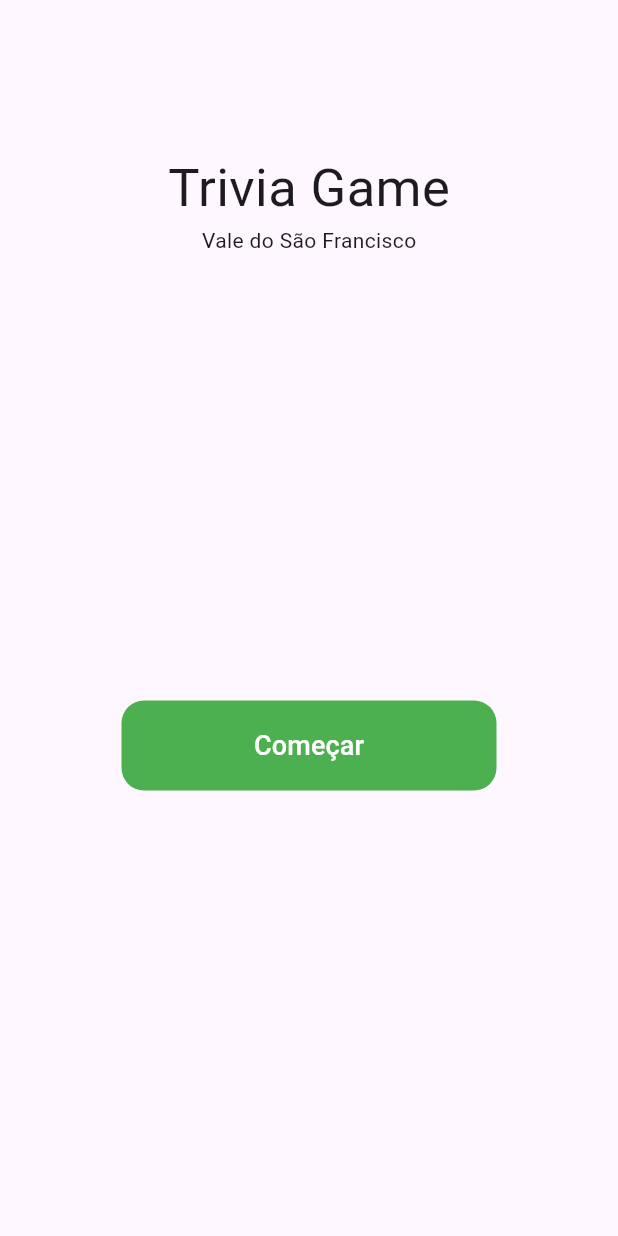
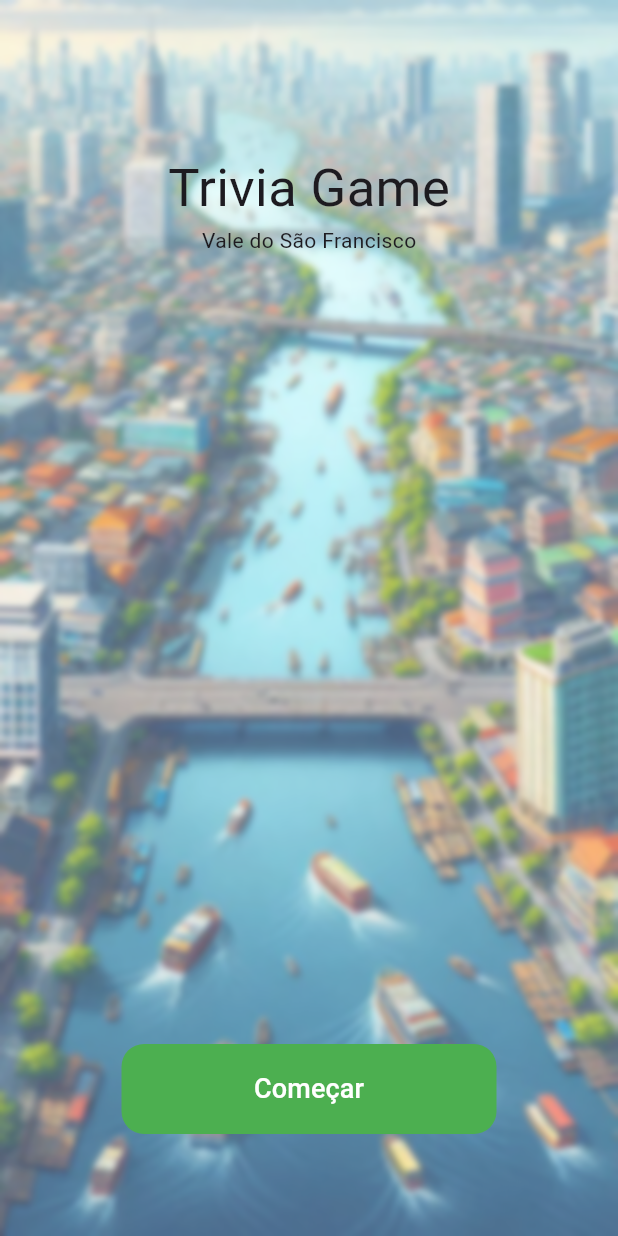
Before and after one commit to Nearthbender/Trivia-telas, a Flutter app: the screen it shows after launch, on a phone screen of 412 x 824 dp. Run offline on Flutter 3.47's test engine with Material 3 defaults, Android fonts, the phone set to English and light mode, and no system bars.

Commit message:
Feat: HomeScreen and first question static

```diff
--- /dev/null
+++ b/lib/widgets/backgroundHome.dart
@@ -0,0 +1,26 @@
+import 'dart:ui';
+import 'package:flutter/material.dart';
+
+class BackgroundHome extends StatelessWidget {
+  @override
+  Widget build(BuildContext context) {
+    return
+        SizedBox.expand(
+          child: Container(
+          decoration: const BoxDecoration(
+            image: DecorationImage(
+              image: AssetImage("assets/img/background_vale_sao_francisco.png"),
+              fit: BoxFit.cover,
+              )
+            ),
+            child: BackdropFilter(
+              filter: ImageFilter.blur(sigmaX: 2, sigmaY: 2),
+              child:
+                Container(
+                  color: Colors.white.withOpacity(0.1)
+                )
+              )
+            )
+        );
+  }
+}
--- a/lib/widgets/home/home.dart
+++ b/lib/widgets/home/home.dart
@@ -1,5 +1,6 @@
 import 'package:flutter/material.dart';
-import 'package:trivia_game/widgets/home/widgets/button.dart';
+import 'package:trivia_game/widgets/backgroundHome.dart';
+import 'package:trivia_game/widgets/home/widgets/interfaceHome.dart';
 
 class HomePage extends StatelessWidget {
   @override
@@ -7,21 +8,16 @@ class HomePage extends StatelessWidget {
     return Scaffold(
       body: Center(
         child:
-          Column(
+          Stack(
             children: [
-              SizedBox(height: 100),
-              Text(
-                "Trivia Game",
-                style: TextStyle(fontSize: 35),
-              ),
-              Text("Vale do São Francisco"),
-              Expanded(
+              BackgroundHome(),
+              SizedBox.expand(
                 child:
-                  MainButton(text: "Começar", color: Colors.green),
-              ),
+                  InterfaceHome(),
+              )
             ],
+          )
         )
-      )
-    );
-  }
+     );
+    }
 }
--- /dev/null
+++ b/lib/widgets/home/widgets/interfaceHome.dart
@@ -0,0 +1,23 @@
+import 'package:flutter/material.dart';
+import 'package:trivia_game/widgets/home/widgets/button.dart';
+
+class InterfaceHome extends StatelessWidget {
+  @override
+  Widget build(BuildContext context) {
+    return
+      Column(
+        mainAxisAlignment: MainAxisAlignment.center,
+        children: [
+          const SizedBox(height: 100),
+          const Text(
+            "Trivia Game",
+            style: TextStyle(fontSize: 35),
+          ),
+          const Text("Vale do São Francisco"),
+          const Expanded(child: SizedBox()),
+          MainButton(text: "Começar", color: Colors.green),
+          SizedBox(height: 60),
+      ],
+    );
+  }
+}
--- a/pubspec.yaml
+++ b/pubspec.yaml
@@ -20,3 +20,6 @@ dev_dependencies:
 
 flutter:
   uses-material-design: true
+  assets:
+    - assets/img/background_vale_sao_francisco.png
+    - assets/img/Interrogation.png
```
Also changed, not shown: lib/widgets/home/widgets/button.dart (+7 -1 lines), lib/widgets/questions/backgroundQuestionImage.dart (added, +18 -0 lines), lib/widgets/questions/question1.dart (+32 -1 lines), lib/widgets/questions/questionBanner.dart (added, +45 -0 lines), lib/widgets/questions/textualOption.dart (added, +34 -0 lines), assets/img/Interrogation.png (added), assets/img/background_vale_sao_francisco.png (added).
